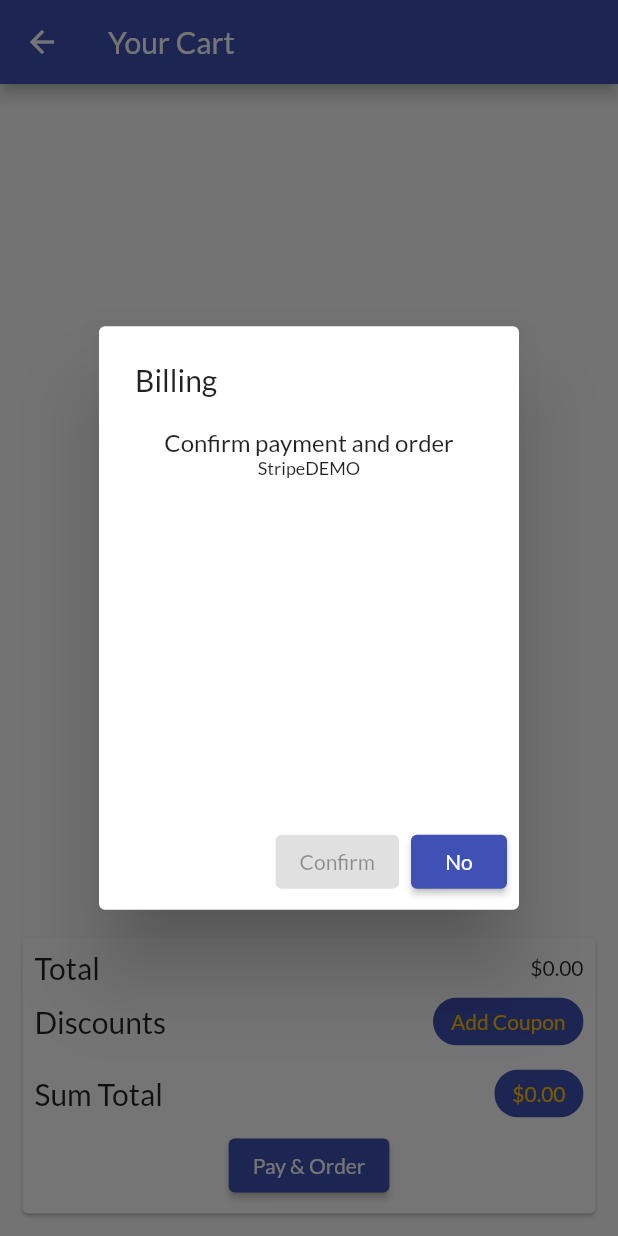
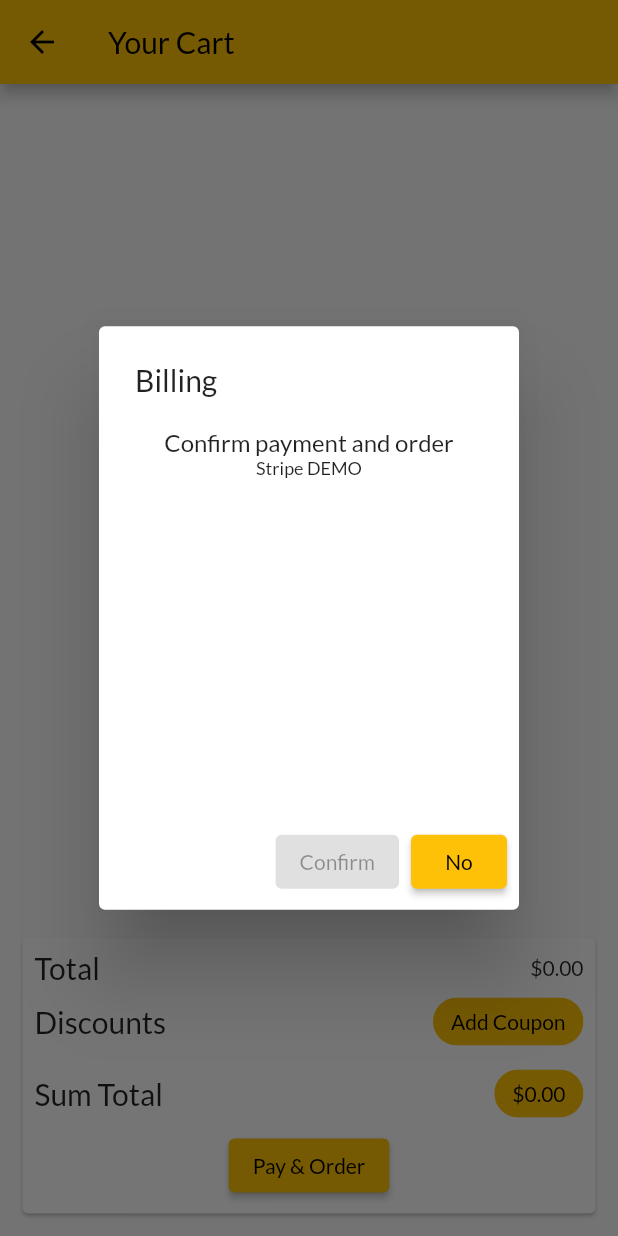
Before and after one commit to mdshamim000/flutter_eshop_ecomm, a Flutter app: the CartScreen screen opened by its route, after a tap on "Pay & Order", on a phone screen of 412 x 824 dp. Run offline on Flutter 3.47's test engine with Material 2 defaults, Android fonts, the phone set to English and light mode, and no system bars; our stand-ins replace shared_preferences; missing offline and left inert: redis; accounts and stored records are empty.

Commit message:
primarySwatch Changed, font changed in cart screen

```diff
--- a/lib/main.dart
+++ b/lib/main.dart
@@ -53,9 +53,10 @@ class MyApp extends StatelessWidget {
           debugShowCheckedModeBanner: false,
           title: 'e-Shop',
           theme: ThemeData(
-            primarySwatch: Colors.indigo,
+            primarySwatch: Colors.amber,
             accentColor: Colors.deepOrange,
             fontFamily: 'Lato',
+
           ),
           home: auth.isAuth
               ? ProductsOverViewScreen()
--- a/lib/screens/cartscreen.dart
+++ b/lib/screens/cartscreen.dart
@@ -45,7 +45,6 @@ class CartScreen extends StatelessWidget {
                       Spacer(),
                       Text(
                         '\$${cart.totalCost.toStringAsFixed(2)}',
-                        style: TextStyle(),
                       ),
                     ],
                   ),
@@ -61,7 +60,7 @@ class CartScreen extends StatelessWidget {
                         label: Text(
                           'Add Coupon',
                           style: TextStyle(
-                            color: Colors.amber,
+                            color: Colors.black,
                           ),
                         ),
                         backgroundColor: Theme.of(context).primaryColor,
@@ -80,7 +79,7 @@ class CartScreen extends StatelessWidget {
                         label: Text(
                           '\$${cart.totalCost.toStringAsFixed(2)}',
                           style: TextStyle(
-                            color: Colors.amber,
+                            color: Colors.black,
                           ),
                         ),
                         backgroundColor: Theme.of(context).primaryColor,
@@ -99,7 +98,7 @@ class CartScreen extends StatelessWidget {
                                       children: [
                                         Text('Confirm payment and order'),
                                         Text(
-                                          'StripeDEMO',
+                                          'Stripe DEMO',
                                           style: TextStyle(
                                             fontSize: 12,
                                           ),
```
